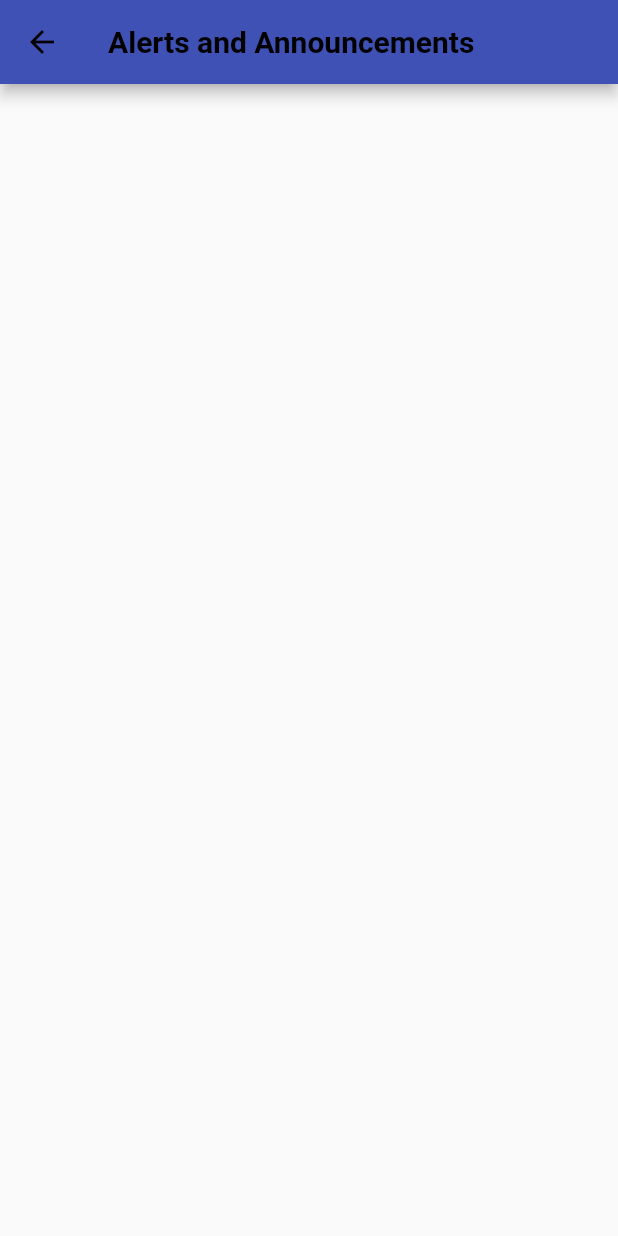
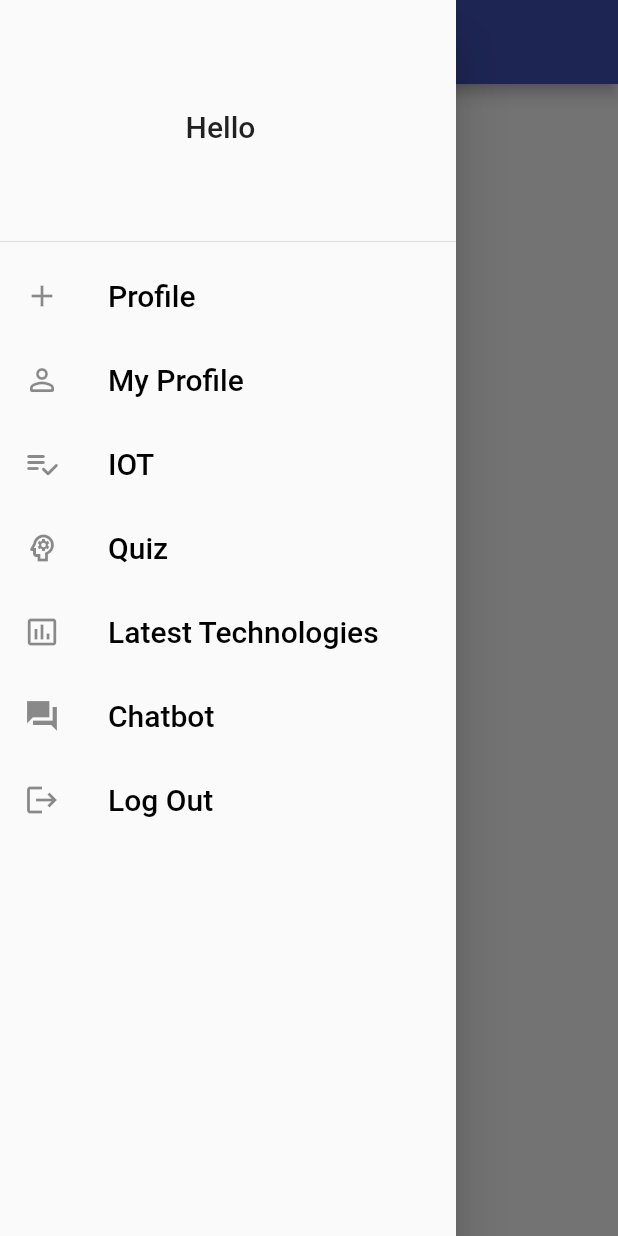
Before and after one commit to Prathiksha-11/neet_guidance_app, a Flutter app: the HomeScreen screen opened directly, with the side drawer open (before the commit the screen has no drawer), on a phone screen of 412 x 824 dp. Run offline on Flutter 3.47's test engine with Material 2 defaults, Android fonts, the phone set to English and light mode, and no system bars; our stand-ins replace auto_size_text, cloud_firestore, firebase_auth, firebase_core, firebase_database, get; missing offline and left inert: email_auth; accounts and stored records are empty; Roboto replaces fonts that are missing (Architects).

Commit message:
added new

```diff
--- a/lib/screens/admin/admin_home.dart
+++ b/lib/screens/admin/admin_home.dart
@@ -1,4 +1,6 @@
 import 'package:flutter/material.dart';
+import 'package:neet_guidance/screens/admin/add_centers.dart';
+import 'package:neet_guidance/screens/welcome.dart';
 //import 'package:placement_prep/screens/welcome/admin_technology.dart';
 //import '../add_event.dart';
 //import '../welcome.dart';
@@ -34,7 +36,7 @@ class AdminHome extends StatelessWidget {
                         ),
 
                         onPressed: () => {
-                        //  Navigator.push(context, MaterialPageRoute(builder: (context) => AddEventPage()),)
+                          Navigator.push(context, MaterialPageRoute(builder: (context) => AddCenters()),)
                         },
                         splashColor: Colors.redAccent,
                       )),
@@ -96,7 +98,7 @@ class AdminHome extends StatelessWidget {
                           ],
                         ),
                         onPressed: () => {
-                          //Navigator.push(context, MaterialPageRoute(builder: (context) => Welcome()),)
+                          Navigator.push(context, MaterialPageRoute(builder: (context) => Welcome()),)
                         },
                         splashColor: Colors.redAccent,
                       )),
--- a/lib/screens/student/homescreen.dart
+++ b/lib/screens/student/homescreen.dart
@@ -36,14 +36,161 @@ class _HomeState extends State<HomeScreen> {
         ),
 
         title: Text(
-          'Alerts and Announcements',
+          'DashBoard',
           style: TextStyle(
             color: Colors.black,
             fontFamily: 'Architects',
             fontWeight: FontWeight.w700,
           ),
         ),
+      ),
+      body: StreamBuilder(
+        // ignore: deprecated_member_use
+        stream: Firestore.instance.collection("CoachingCenter").snapshots(),
+        builder: (context, snapshot){
+          if(snapshot.hasData) {
+            return ListView.builder(
+              itemCount: snapshot.data.documents.length,
+              itemBuilder: (context, index) {
+                DocumentSnapshot data = snapshot.data.documents[index];
+                return Card(
+                  child: ExpansionTile(
+                    title: Text(
+                      data['Name'],
+                      style: TextStyle(
+                          fontSize: 20.0, fontWeight: FontWeight.w700),
+                    ),
+                    children: <Widget>[
 
+                      ListTile(
+                        title: Text('Register Deadline : ' +
+                            data['Time'],
+                          style: TextStyle(fontWeight: FontWeight.w400),
+                        ),
+                      ), ListTile(
+                        title: Text('Fees : ' +
+                            data['Fees'],
+                          style: TextStyle(fontWeight: FontWeight.w400),
+                        ),
+                      ),
+
+                      ListTile(
+                        title: Text('Contact : ' +
+                            data['Number'],
+                          style: TextStyle(fontWeight: FontWeight.w400),
+                        ),
+                      ),
+                    ],
+                  ),
+                );
+              },
+            );
+          }else{
+            return Center(child: Text('Loading ...'));
+          }
+        },
+      ),
+      drawer: Drawer(
+        child: ListView(
+          padding: EdgeInsets.zero,
+          children: <Widget>[
+            DrawerHeader(
+              child:
+              Center(
+                child: Text('Hello '+ userMail,style: TextStyle(
+                  fontSize:20.0,
+                ),),
+              ),
+
+            ),
+            ListTile(
+              leading: Icon(Icons.add),
+              title: Text('Profile', style: TextStyle(
+                color: Colors.black,
+                fontSize: 20.0,
+
+              ),),
+              onTap: (){
+                //Navigator.push(context,MaterialPageRoute(builder: (context) => Getotherdetails(userdetails: newUser,)),);
+              },
+            ),
+            ListTile(
+                leading: Icon(Icons.person_outline_rounded),
+                title: Text('My Profile',style: TextStyle(
+                  color: Colors.black,
+                  fontSize: 20.0,
+                ),
+                ),
+
+                onTap: () {
+                  //Navigator.pushNamed(context,'Displayuserdetails');
+                }
+            ),
+            ListTile(
+                leading: Icon(Icons.playlist_add_check_rounded),
+                title: Text('IOT',style: TextStyle(
+                  color: Colors.black,
+                  fontSize: 20.0,
+                ),
+                ),
+
+                onTap: () {
+                  Navigator.pushNamed(context, 'topics3');
+                }
+            ),
+            ListTile(
+                leading: Icon(Icons.psychology_outlined),
+                title: Text('Quiz',style: TextStyle(
+                  color: Colors.black,
+                  fontSize: 20.0,
+                ),
+                ),
+
+                onTap: () {
+                //  Navigator.pushNamed(context, 'splash');
+                }
+            ),
+            ListTile(
+                leading: Icon(Icons.insert_chart_outlined),
+                title: Text('Latest Technologies',style: TextStyle(
+                  color: Colors.black,
+                  fontSize: 20.0,
+                ),
+                ),
+
+                onTap: () {
+                //  Navigator.pushNamed(context, 'technology');
+                }
+            ),
+            ListTile(
+                leading: Icon(Icons.question_answer_sharp),
+                title: Text('Chatbot',style: TextStyle(
+                  color: Colors.black,
+                  fontSize: 20.0,
+                ),
+                ),
+
+                onTap: () {
+                 // Navigator.pushNamed(context, 'Chatbot');
+                }
+            ),
+
+            ListTile(
+              leading: Icon(Icons.logout),
+              title: Text('Log Out',style: TextStyle(
+                color: Colors.black,
+                fontSize: 20.0,
+                fontFamily: 'Architects',
+
+              ),),
+              onTap: () {
+                _auth.signOut();
+                Navigator.pushNamedAndRemoveUntil(context, 'Welcome', (route) => false);
+              },
+            ),
+
+          ],
+        ),
       ),
     );
   }
```
Also changed, not shown: lib/screens/admin/add_centers.dart (added, +136 -0 lines).
